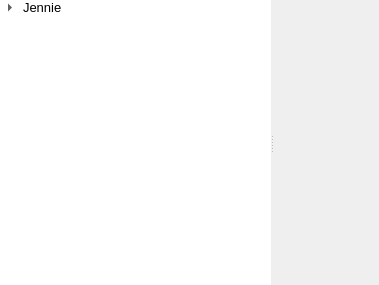
This is olive/ui/backend/qt/devicehub/view.ui in liuyenting/olive-core as Qt 5 draws it before an edit. The edited form follows.
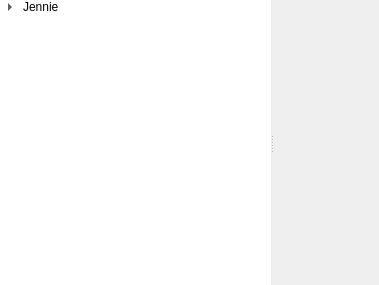
This is the edited form. Icons and pictures are not drawn. Custom widgets are drawn as their Qt base class.

Diff of the .ui file:
```diff
--- a/olive/ui/backend/qt/devicehub/view.ui
+++ b/olive/ui/backend/qt/devicehub/view.ui
@@ -10,6 +10,11 @@
     <height>285</height>
    </rect>
   </property>
+  <property name="font">
+   <font>
+    <family>Arial</family>
+   </font>
+  </property>
   <property name="windowTitle">
    <string>Device Hub</string>
   </property>
@@ -34,6 +39,11 @@
    </property>
    <item row="0" column="0">
     <widget class="QSplitter" name="splitter">
+     <property name="font">
+      <font>
+       <family>Arial</family>
+      </font>
+     </property>
      <property name="orientation">
       <enum>Qt::Horizontal</enum>
      </property>
@@ -44,12 +54,6 @@
       <bool>false</bool>
      </property>
      <widget class="QTreeWidget" name="device_list">
-      <property name="font">
-       <font>
-        <family>MS Shell Dlg 2</family>
-        <pointsize>10</pointsize>
-       </font>
-      </property>
       <property name="frameShape">
        <enum>QFrame::NoFrame</enum>
       </property>
```
Left out of the diff: 8 changed lines with no effect on the pictures.
